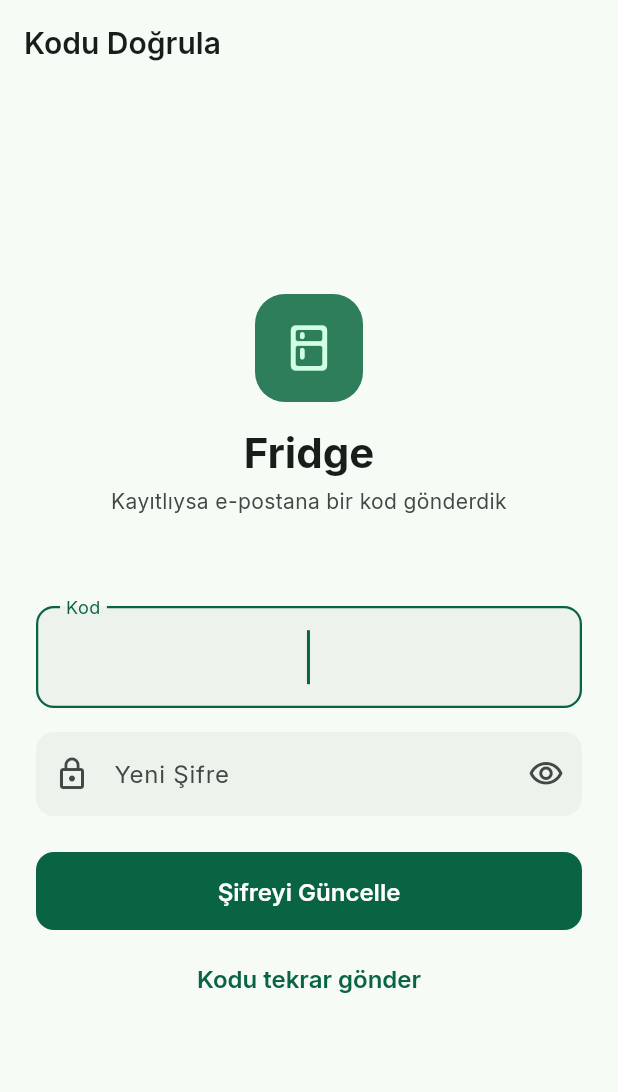
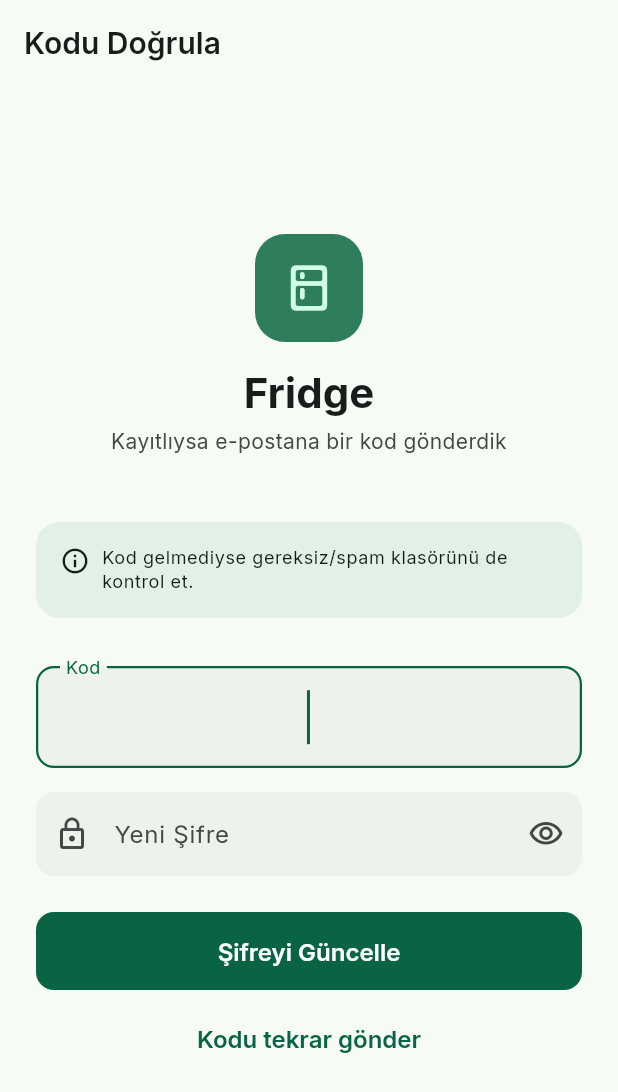
Before and after one commit to Emrullah10/fridge-mobil, a Flutter app: the ResetPasswordScreen screen opened directly with empty values, on a phone screen of 412 x 824 dp. Shown: the top 1092 px of the screen. Run offline on Flutter 3.47's test engine with Material 3 defaults, Android fonts, the phone set to English and light mode, and no system bars; our stand-ins replace app_links, dio, firebase_core, firebase_messaging, flutter_dotenv, flutter_local_notifications and 8 more; missing offline and left inert: google_mlkit_text_recognition, mobile_scanner; accounts and stored records are empty; generated files the repository leaves out were written again; network calls fail.

Commit message:
feat: add spam folder check reminder to reset password screensada

```diff
--- a/lib/features/auth/presentation/reset_password_screen.dart
+++ b/lib/features/auth/presentation/reset_password_screen.dart
@@ -129,6 +129,34 @@ class _ResetPasswordScreenState extends ConsumerState<ResetPasswordScreen> {
                             color: Theme.of(context).colorScheme.onSurfaceVariant,
                           ),
                     ),
+                    const SizedBox(height: AppSpacing.md),
+                    // Mail altyapısı yeni — bazı sağlayıcılar ilk günlerde
+                    // gönderen domain'ini tanımadığı için mesajı gereksiz/
+                    // spam klasörüne düşürebiliyor. DMARC kaydı eklendikçe
+                    // bu azalır ama kullanıcıyı şimdiden uyarmak, "kod hiç
+                    // gelmedi" şikayetini "spam'e bakmadım"a çevirir.
+                    Container(
+                      padding: const EdgeInsets.all(AppSpacing.md),
+                      decoration: BoxDecoration(
+                        color: Theme.of(context).colorScheme.secondaryContainer.withValues(alpha: 0.5),
+                        borderRadius: BorderRadius.circular(AppRadius.card),
+                      ),
+                      child: Row(
+                        crossAxisAlignment: CrossAxisAlignment.start,
+                        children: [
+                          Icon(Icons.info_outline, size: 20, color: Theme.of(context).colorScheme.onSecondaryContainer),
+                          const SizedBox(width: AppSpacing.sm),
+                          Expanded(
+                            child: Text(
+                              'Kod gelmediyse gereksiz/spam klasörünü de kontrol et.',
+                              style: Theme.of(context).textTheme.bodySmall?.copyWith(
+                                    color: Theme.of(context).colorScheme.onSecondaryContainer,
+                                  ),
+                            ),
+                          ),
+                        ],
+                      ),
+                    ),
                     const SizedBox(height: AppSpacing.xl),
                     TextFormField(
                       controller: _codeController,
```
